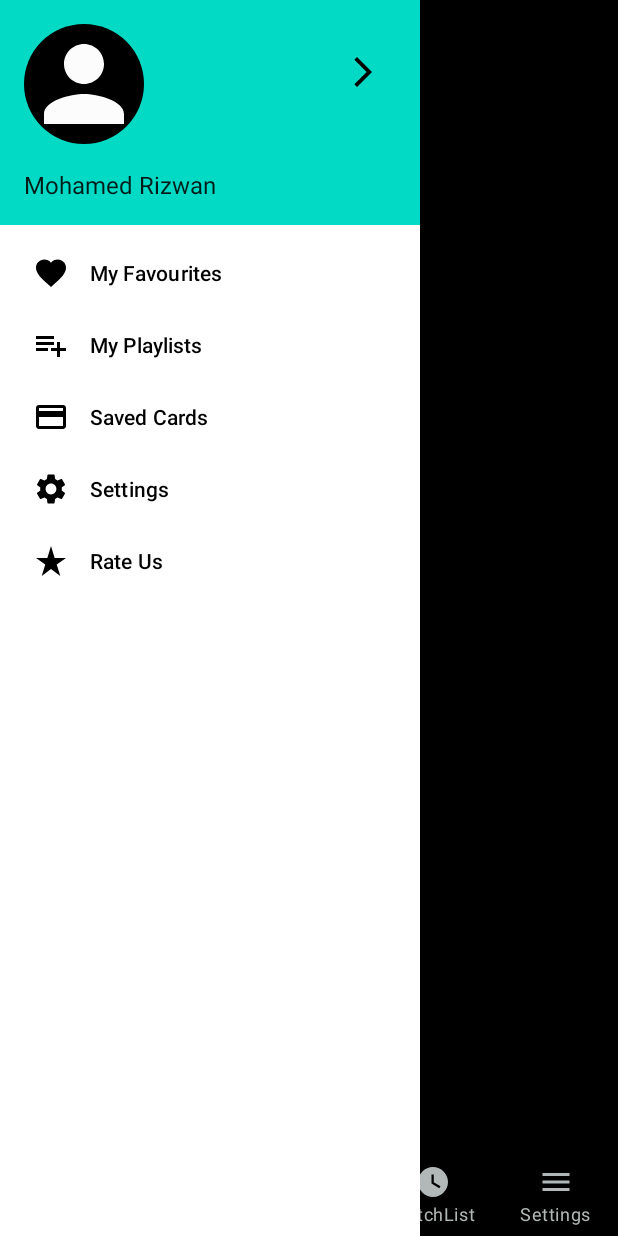
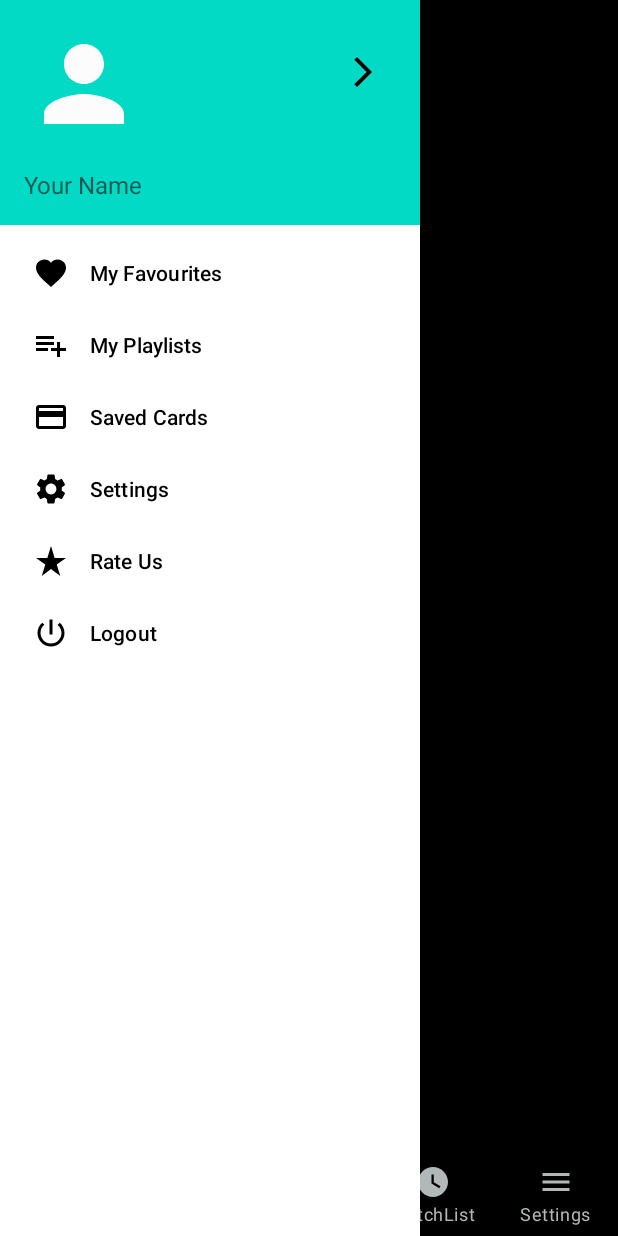
Before and after one commit to MohamedRizwan399/Player-Sample-Project, an Android app: the MainActivity screen opened directly, with no data from a screen before it, after a tap on an icon or button, on a phone screen of 412 x 824 dp. Run offline under Robolectric (Android 15) with nearby library versions, the phone set to English and light mode, and no system bars; our stand-ins replace Firebase (no records; nobody signed in at launch, a user with empty details on screens opened directly); pictures from the network do not load; 2 statements that could not run were skipped.

```diff
--- a/app/src/main/java/com/example/vplayed_test/activity/MainActivity.kt
+++ b/app/src/main/java/com/example/vplayed_test/activity/MainActivity.kt
@@ -1,29 +1,37 @@
 package com.example.vplayed_test.activity
 
 import android.annotation.SuppressLint
+import android.content.DialogInterface
 import android.content.Intent
 import android.os.Bundle
 import android.util.Log
-import android.view.MenuItem
-import android.view.View
-import android.view.Window
-import android.view.WindowManager
+import android.view.*
 import android.widget.ImageView
 import android.widget.TextView
 import android.widget.Toast
+import androidx.appcompat.app.AlertDialog
 import androidx.appcompat.app.AppCompatActivity
+import androidx.core.graphics.toColorInt
 import androidx.core.view.GravityCompat
+import androidx.core.view.isVisible
 import androidx.drawerlayout.widget.DrawerLayout
 import androidx.fragment.app.Fragment
 import com.example.vplayed_test.R
 import com.example.vplayed_test.fragments.HomeFragment
 import com.example.vplayed_test.fragments.PromosFragment
 import com.example.vplayed_test.fragments.SearchFragment
+import com.google.android.gms.auth.api.Auth
+import com.google.android.gms.auth.api.signin.GoogleSignInOptions
+import com.google.android.gms.common.ConnectionResult
+import com.google.android.gms.common.api.GoogleApiClient
+import com.google.android.gms.common.api.ResultCallback
+import com.google.android.gms.common.api.Status
 import com.google.android.material.bottomnavigation.BottomNavigationView
 import com.google.android.material.navigation.NavigationView
+import com.google.firebase.auth.FirebaseAuth
 
 
-class MainActivity : AppCompatActivity() {
+class MainActivity : AppCompatActivity(),GoogleApiClient.OnConnectionFailedListener{
     //    private val coroutineScope = CoroutineScope(Dispatchers.Main)
 
     private val homeFragment=HomeFragment()
@@ -36,6 +44,14 @@ class MainActivity : AppCompatActivity() {
     private lateinit var bundle:Bundle
     private var signin:ImageView?=null
     private lateinit var tv:TextView
+    private lateinit var image:ImageView
+
+    private var logoutbutton:MenuItem?=null
+
+    //for Glogin
+    private lateinit var googleApiClient: GoogleApiClient
+    private lateinit var gso: GoogleSignInOptions
+    private  lateinit var mAuth: FirebaseAuth
 
 
 
@@ -48,6 +64,17 @@ class MainActivity : AppCompatActivity() {
         )
         supportActionBar?.hide()
         setContentView(R.layout.activity_main)
+        mAuth= FirebaseAuth.getInstance()
+        gso = GoogleSignInOptions.Builder(GoogleSignInOptions.DEFAULT_SIGN_IN)
+            .requestEmail()
+            .requestProfile()
+            .build()
+
+        googleApiClient = GoogleApiClient.Builder(this)
+            .enableAutoManage(this,this)
+            .addApi(Auth.GOOGLE_SIGN_IN_API, gso!!)
+            .build()
+
         replacefragment(homeFragment)
         bottomNavigationView=findViewById(R.id.bottomnav)
         drawerLayout=findViewById(R.id.drawerLayout)
@@ -57,19 +84,18 @@ class MainActivity : AppCompatActivity() {
         view=navigationView.getHeaderView(0)
         signin=view.findViewById(R.id.iv_edit_profile)
         tv=view.findViewById(R.id.textView)
-        tv.setText("Mohamed Rizwan")
+        image=view.findViewById(R.id.imageView)
 
-        tv.setOnClickListener(object :View.OnClickListener {
-            override fun onClick(p0: View?) {
-                val a=10
-                Log.i("msg","$a")
-            }
+        val view1:Menu
+        view1=navigationView.menu
+        logoutbutton=view1.findItem(R.id.logout)
 
-        })
+        if (tv!=null){
+            logoutbutton?.setVisible(true)
+        }
+
 
         signin?.setOnClickListener {
-            val a=10
-            Log.i("msg","$a")
             navigationView.visibility=View.GONE
            Toast.makeText(this, "dhsjhdsjd", Toast.LENGTH_SHORT).show()
 
@@ -95,6 +121,34 @@ class MainActivity : AppCompatActivity() {
                     }
                     R.id.rating->{
                         Toast.makeText(this@MainActivity, "rating", Toast.LENGTH_SHORT).show()
+                    }
+                    R.id.logout->{
+                        navigationView.visibility=View.GONE
+                        val alert=this.let {
+                            AlertDialog.Builder(this@MainActivity)
+                                .setTitle("Do you Want to logout?")
+                                .setCancelable(true)
+                                .setPositiveButton("Ok", DialogInterface.OnClickListener { dialog, id ->
+                                    Auth.GoogleSignInApi.signOut(googleApiClient!!).setResultCallback(object :ResultCallback<Status>{
+                                        override fun onResult(p0: Status) {
+                                            if (p0.isSuccess()){
+                                                navigationView.visibility=View.GONE
+                                                tv.text=""
+                                            }
+                                            else{
+                                                Toast.makeText(this@MainActivity, "id not fetched", Toast.LENGTH_SHORT).show()
+                                            }
+                                        }
+                                    })
+                                    dialog.dismiss()
+                                })
+                                .setNegativeButton("Cancel",DialogInterface.OnClickListener {dialog,id->
+                                    dialog.dismiss()
+                                })
+                                .show()
+                        }
+
+
                     }
                 }
 
@@ -137,10 +191,31 @@ class MainActivity : AppCompatActivity() {
 
         })
 
+    }
+    override fun onStart() {
+        super.onStart()
 
-//        replacefragment(homeFragment)
+        val data = Auth.GoogleSignInApi.silentSignIn(googleApiClient!!)
+        if(data.isDone)
+        {
 
+            val result = data.get()
+            val account = result.signInAccount
+            if(account!=null){
+                tv.setText(account.email)
+                image.setImageURI(account.photoUrl)
+                signin?.visibility=View.VISIBLE
+
+            }
+
+        }
+        else{
+            data.setResultCallback {
+                Toast.makeText(applicationContext, "Sign in again", Toast.LENGTH_LONG).show()
+            }
+        }
     }
+
     fun visible(){
         navigationView.visibility=View.VISIBLE
     }
@@ -254,6 +329,9 @@ class MainActivity : AppCompatActivity() {
     }
 
     override fun onBackPressed() {
+        if(navigationView.isVisible){
+            navigationView.visibility=View.GONE
+        }
 //        if(bottomNavigationView.selectedItemId==R.id.home) {
 //            super.onBackPressed()
 //            finish()
@@ -287,5 +365,9 @@ class MainActivity : AppCompatActivity() {
 
         }
 
+    override fun onConnectionFailed(p0: ConnectionResult) {
 
     }
+
+
+}
--- a/app/src/main/java/com/example/vplayed_test/fragments/HomeFragment.kt
+++ b/app/src/main/java/com/example/vplayed_test/fragments/HomeFragment.kt
@@ -198,4 +198,5 @@ class HomeFragment : Fragment() ,OnclickListener{
                 }
             }
     }
+
 }
--- /dev/null
+++ b/app/src/main/res/drawable/ic_baseline_power_settings_new_24.xml
@@ -0,0 +1,5 @@
+<vector android:height="24dp" android:tint="#D92525"
+    android:viewportHeight="24" android:viewportWidth="24"
+    android:width="24dp" xmlns:android="http://schemas.android.com/apk/res/android">
+    <path android:fillColor="@android:color/white" android:pathData="M13,3h-2v10h2L13,3zM17.83,5.17l-1.42,1.42C17.99,7.86 19,9.81 19,12c0,3.87 -3.13,7 -7,7s-7,-3.13 -7,-7c0,-2.19 1.01,-4.14 2.58,-5.42L6.17,5.17C4.23,6.82 3,9.26 3,12c0,4.97 4.03,9 9,9s9,-4.03 9,-9c0,-2.74 -1.23,-5.18 -3.17,-6.83z"/>
+</vector>
--- a/app/src/main/res/layout/drawer_header.xml
+++ b/app/src/main/res/layout/drawer_header.xml
@@ -18,7 +18,6 @@
         android:layout_width="80dp"
         android:layout_height="80dp"
         android:src="@drawable/ic_baseline_person_24"
-        android:background="@drawable/person_image"
         android:backgroundTint="@color/black"
         app:layout_constraintStart_toStartOf="parent"
         app:layout_constraintTop_toTopOf="parent"
--- a/app/src/main/res/menu/drawer_menu.xml
+++ b/app/src/main/res/menu/drawer_menu.xml
@@ -18,5 +18,9 @@
     <item android:title="Rate Us"
         android:id="@+id/rating"
         android:icon="@drawable/ic_baseline_star_rate_24"/>
+    <item android:title="Logout"
+        android:id="@+id/logout"
+        android:visible="false"
+        android:icon="@drawable/ic_baseline_power_settings_new_24"/>
 
 </menu>
```
Also changed, not shown: app/src/main/java/com/example/vplayed_test/activity/ProfileBaseActivity.kt (+4 -4 lines).
